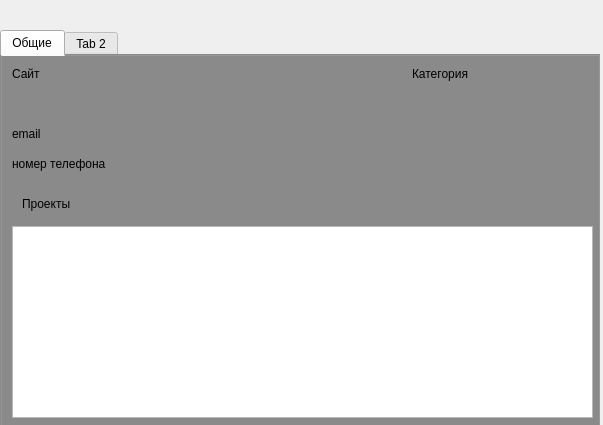
Old version of the form CompanyWidget.ui in the repository Barnaga/TerraCRM.
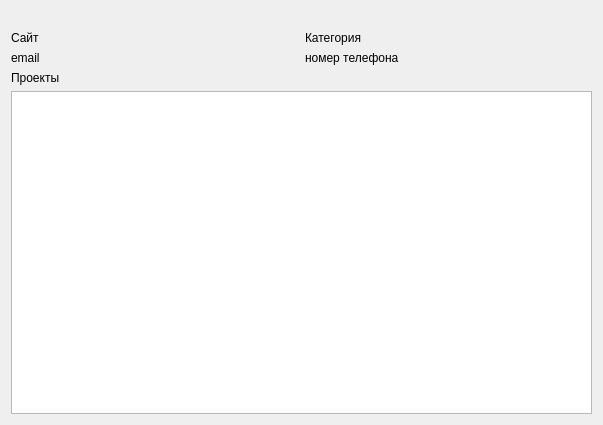
New version of the form.

Patch:
```diff
--- a/CompanyWidget.ui
+++ b/CompanyWidget.ui
@@ -13,15 +13,9 @@
   <property name="windowTitle">
    <string>CompanyWidget</string>
   </property>
+  <layout class="QVBoxLayout" name="verticalLayout_2">
+   <item>
   <widget class="QLabel" name="fullname">
-   <property name="geometry">
-    <rect>
-     <x>20</x>
-     <y>10</y>
-     <width>311</width>
-     <height>16</height>
-    </rect>
-   </property>
    <property name="styleSheet">
     <string notr="true"/>
    </property>
@@ -29,159 +23,56 @@
     <string/>
    </property>
   </widget>
-  <widget class="QTabWidget" name="tabWidget">
-   <property name="geometry">
-    <rect>
-     <x>0</x>
-     <y>30</y>
-     <width>601</width>
-     <height>461</height>
-    </rect>
-   </property>
-   <property name="styleSheet">
-    <string notr="true">QTabWidget{
-background-color: rgba(122,122,122,0);
-}</string>
-   </property>
-   <property name="currentIndex">
-    <number>0</number>
-   </property>
-   <widget class="QWidget" name="tab">
-    <attribute name="title">
-     <string>Общие</string>
-    </attribute>
-    <widget class="QLabel" name="siteLbl">
-     <property name="geometry">
-      <rect>
-       <x>10</x>
-       <y>10</y>
-       <width>49</width>
-       <height>16</height>
-      </rect>
-     </property>
-     <property name="text">
-      <string>Сайт</string>
-     </property>
-    </widget>
-    <widget class="QLabel" name="site">
-     <property name="geometry">
-      <rect>
-       <x>10</x>
-       <y>35</y>
-       <width>191</width>
-       <height>21</height>
-      </rect>
-     </property>
-     <property name="styleSheet">
-      <string notr="true">site:
-{
-rgb(85, 85, 255);
-}</string>
-     </property>
-     <property name="text">
-      <string/>
-     </property>
-    </widget>
-    <widget class="QLabel" name="categoryLbl">
-     <property name="geometry">
-      <rect>
-       <x>410</x>
-       <y>10</y>
-       <width>101</width>
-       <height>16</height>
-      </rect>
-     </property>
-     <property name="text">
-      <string>Категория</string>
-     </property>
-    </widget>
-    <widget class="QLabel" name="category">
-     <property name="geometry">
-      <rect>
-       <x>410</x>
-       <y>40</y>
-       <width>171</width>
-       <height>20</height>
-      </rect>
-     </property>
-     <property name="text">
-      <string/>
-     </property>
-    </widget>
+   </item>
+   <item>
+    <layout class="QGridLayout" name="gridLayout">
+     <item row="1" column="0">
+      <layout class="QHBoxLayout" name="horizontalLayout_3">
+       <item>
     <widget class="QLabel" name="emailLblb">
-     <property name="geometry">
-      <rect>
-       <x>10</x>
-       <y>70</y>
-       <width>49</width>
-       <height>16</height>
-      </rect>
-     </property>
      <property name="text">
       <string>email</string>
      </property>
     </widget>
+       </item>
+       <item>
     <widget class="QLabel" name="email">
-     <property name="geometry">
-      <rect>
-       <x>120</x>
-       <y>70</y>
-       <width>221</width>
-       <height>16</height>
-      </rect>
-     </property>
      <property name="text">
       <string/>
      </property>
     </widget>
-    <widget class="QLabel" name="phoneLbl">
-     <property name="geometry">
-      <rect>
-       <x>10</x>
-       <y>100</y>
-       <width>111</width>
-       <height>16</height>
-      </rect>
-     </property>
+       </item>
+      </layout>
+     </item>
+     <item row="0" column="1">
+      <layout class="QHBoxLayout" name="horizontalLayout_2">
+       <item>
+        <widget class="QLabel" name="categoryLbl">
      <property name="text">
-      <string>номер телефона</string>
-     </property>
-    </widget>
-    <widget class="QLabel" name="phone">
-     <property name="geometry">
-      <rect>
-       <x>120</x>
-       <y>100</y>
-       <width>151</width>
-       <height>16</height>
-      </rect>
-     </property>
+          <string>Категория</string>
+         </property>
+        </widget>
+       </item>
+       <item>
+        <widget class="QLabel" name="category">
      <property name="text">
       <string/>
      </property>
     </widget>
+       </item>
+      </layout>
+     </item>
+     <item row="3" column="0" colspan="2">
+      <layout class="QVBoxLayout" name="verticalLayout">
+       <item>
     <widget class="QLabel" name="projects">
-     <property name="geometry">
-      <rect>
-       <x>20</x>
-       <y>140</y>
-       <width>49</width>
-       <height>16</height>
-      </rect>
-     </property>
      <property name="text">
       <string>Проекты</string>
      </property>
     </widget>
+       </item>
+       <item>
     <widget class="QTableView" name="projectsView">
-     <property name="geometry">
-      <rect>
-       <x>10</x>
-       <y>170</y>
-       <width>581</width>
-       <height>192</height>
-      </rect>
-     </property>
      <property name="styleSheet">
       <string notr="true">.QTabWidget::pane {
 	color: rgb(254, 255, 244);
@@ -211,13 +102,54 @@
 </string>
      </property>
     </widget>
-   </widget>
-   <widget class="QWidget" name="tab_2">
-    <attribute name="title">
-     <string>Tab 2</string>
-    </attribute>
-   </widget>
-  </widget>
+       </item>
+      </layout>
+     </item>
+     <item row="0" column="0">
+      <layout class="QHBoxLayout" name="horizontalLayout">
+       <item>
+        <widget class="QLabel" name="siteLbl">
+         <property name="text">
+          <string>Сайт</string>
+         </property>
+        </widget>
+       </item>
+       <item>
+        <widget class="QLabel" name="site">
+         <property name="styleSheet">
+          <string notr="true">site:
+{
+rgb(85, 85, 255);
+}</string>
+         </property>
+         <property name="text">
+          <string/>
+         </property>
+        </widget>
+       </item>
+      </layout>
+     </item>
+     <item row="1" column="1">
+      <layout class="QHBoxLayout" name="horizontalLayout_4">
+       <item>
+        <widget class="QLabel" name="phoneLbl">
+         <property name="text">
+          <string>номер телефона</string>
+         </property>
+        </widget>
+       </item>
+       <item>
+        <widget class="QLabel" name="phone">
+         <property name="text">
+          <string/>
+         </property>
+        </widget>
+       </item>
+      </layout>
+     </item>
+    </layout>
+   </item>
+  </layout>
  </widget>
  <layoutdefault spacing="6" margin="11"/>
  <resources/>
```
Lines whose indentation alone changed are shown as unchanged.
